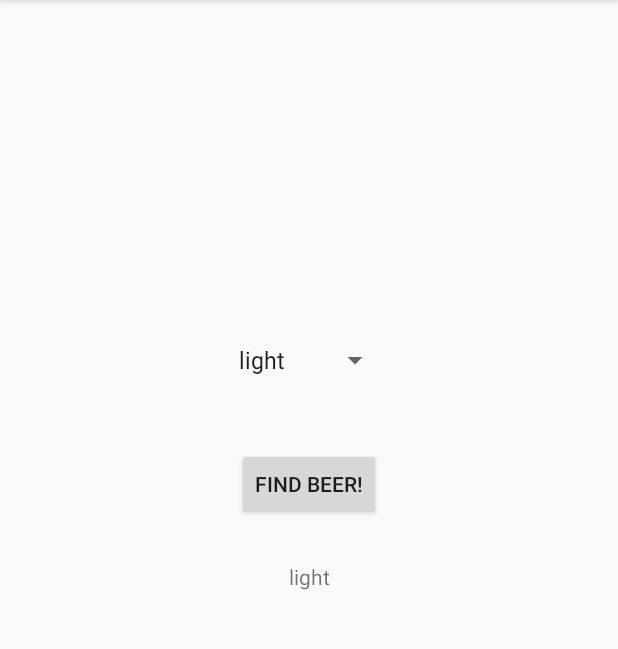
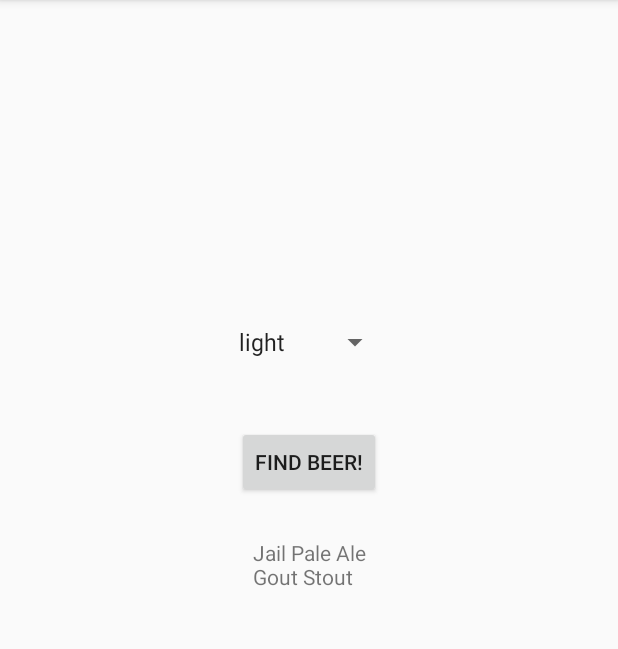
Before and after one commit to budmc29/sandbox, an Android app: the screen it shows after launch (FindBeerActivity), after a tap on "FIND BEER!", on a phone screen of 412 x 824 dp, the part 84-733 px from its top. Run offline under Robolectric (Android 15) with nearby library versions, the phone set to English and light mode, and no system bars.

Commit message:
Add BeerExpert class

```diff
--- /dev/null
+++ b/Android/BeerAdviser/app/src/main/java/budmc29/beeradviser/BeerExpert.java
@@ -0,0 +1,31 @@
+package budmc29.beeradviser;
+
+import java.util.ArrayList;
+import java.util.List;
+
+public class BeerExpert {
+    List<String> getBrands(String colour ) {
+        List<String> brands = new ArrayList<String>();
+
+        switch (colour) {
+            case "light":
+                brands.add("Jail Pale Ale");
+                brands.add("Gout Stout");
+                break;
+            case "amber":
+                brands.add("Jack Amber");
+                brands.add("Red Rose");
+                break;
+            case "brown":
+                brands.add("Gnarly Brown");
+                brands.add("Brown Beard");
+                break;
+            case "dark":
+                brands.add("Guiness");
+                brands.add("Brasserie Dupont Monk's Stout");
+                break;
+        }
+
+        return brands;
+    }
+}
--- a/Android/BeerAdviser/app/src/main/java/budmc29/beeradviser/FindBeerActivity.java
+++ b/Android/BeerAdviser/app/src/main/java/budmc29/beeradviser/FindBeerActivity.java
@@ -6,7 +6,10 @@ import android.view.View;
 import android.widget.Spinner;
 import android.widget.TextView;
 
+import java.util.List;
+
 public class FindBeerActivity extends AppCompatActivity {
+    private BeerExpert expert = new BeerExpert();
 
     @Override
     protected void onCreate(Bundle savedInstanceState) {
@@ -16,11 +19,18 @@ public class FindBeerActivity extends AppCompatActivity {
 
     public void onClickFindBeer(View view) {
         TextView brands = (TextView) findViewById( R.id.brands );
+        Spinner colour = (Spinner) findViewById( R.id.colour );
+        String beerType = String.valueOf( colour.getSelectedItem() );
+        brands.setText( beerType );
 
-        Spinner colour = (Spinner) findViewById( R.id.colour );
+        List<String> brandList = expert.getBrands( beerType );
 
-        String beerType = String.valueOf( colour.getSelectedItem() );
+        StringBuilder brandsFormatted = new StringBuilder();
 
-        brands.setText( beerType );
+        for ( String brand : brandList ) {
+            brandsFormatted.append(brand).append('\n');
+        }
+
+        brands.setText( brandsFormatted );
     }
 }
--- a/Android/BeerAdviser/app/src/main/res/layout/activity_find_beer.xml
+++ b/Android/BeerAdviser/app/src/main/res/layout/activity_find_beer.xml
@@ -34,7 +34,6 @@
         app:layout_constraintLeft_toLeftOf="parent"
         app:layout_constraintRight_toRightOf="parent"
         tools:layout_constraintLeft_creator="1"
-
         tools:layout_constraintRight_creator="1"
         app:layout_constraintBottom_toTopOf="@+id/find_beer"
         app:layout_constraintTop_toTopOf="parent"
```
